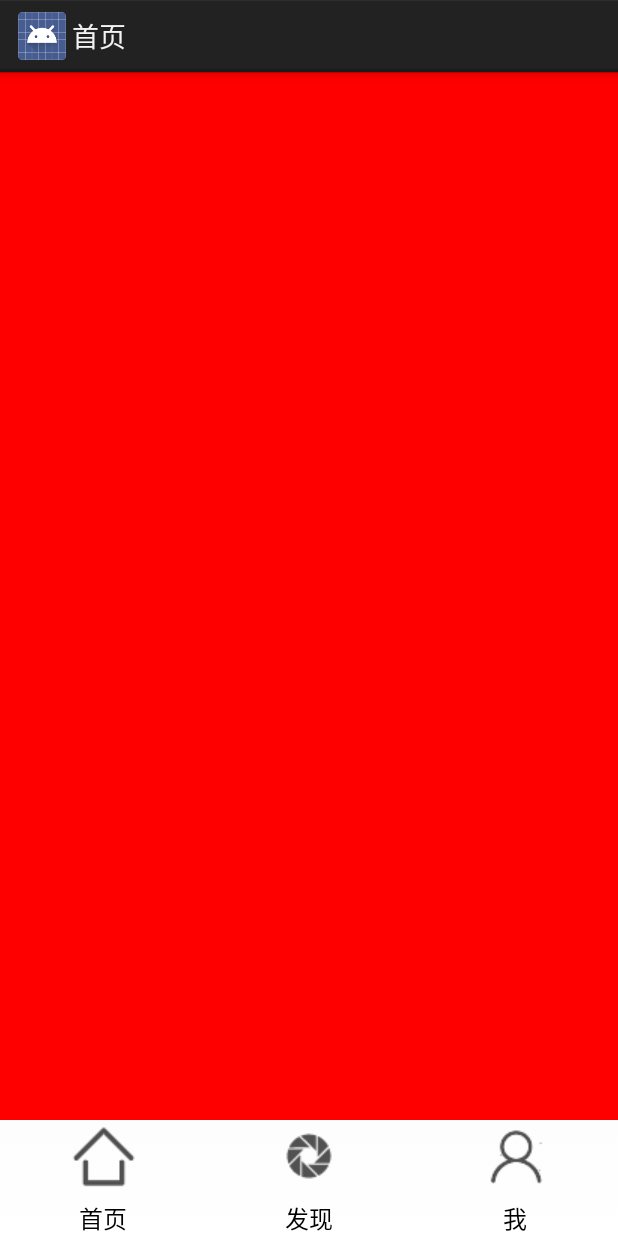
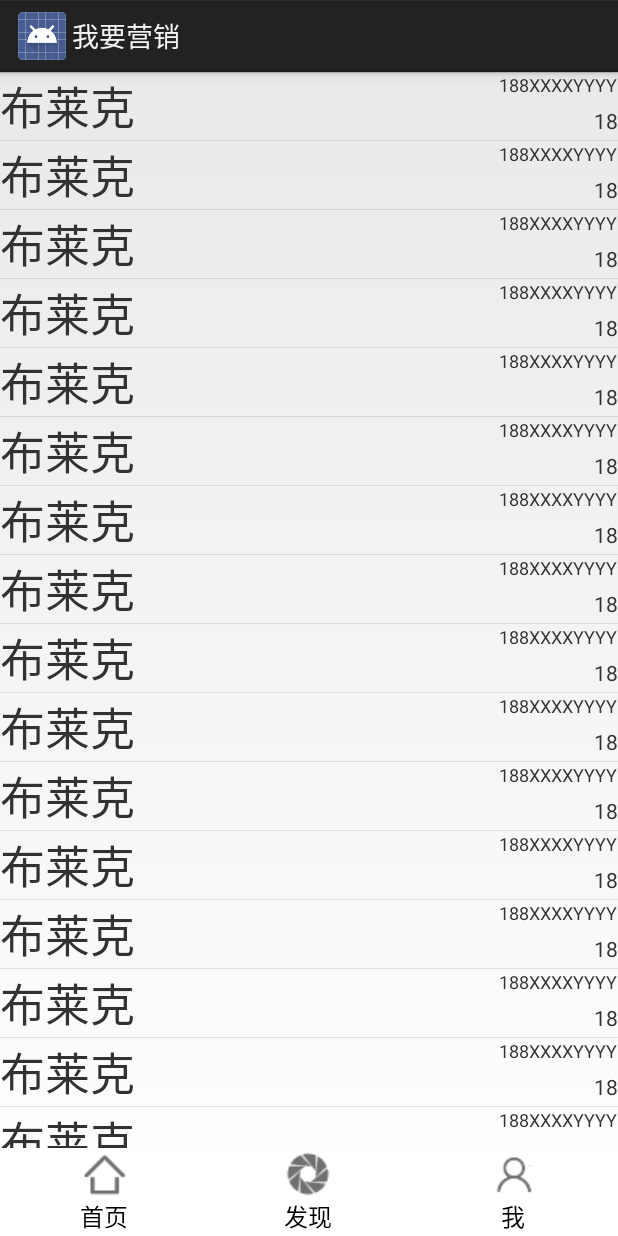
Before and after one commit to xlblank/IGo, an Android app: the screen it shows after launch (MainActivity), on a phone screen of 412 x 824 dp. Run offline under Robolectric (Android 15) with nearby library versions, the phone set to English and light mode, and no system bars.

Commit message:
完成ListView列表功能。

```diff
--- a/app/src/main/AndroidManifest.xml
+++ b/app/src/main/AndroidManifest.xml
@@ -12,7 +12,7 @@
 
         <activity
             android:name=".MainActivity"
-            android:label="首页">
+            android:label="我要营销">
             <intent-filter>
                 <action android:name="android.intent.action.MAIN" />
 
--- a/app/src/main/java/com/ggyd/cmcc/igo/MainActivity.java
+++ b/app/src/main/java/com/ggyd/cmcc/igo/MainActivity.java
@@ -1,22 +1,81 @@
 package com.ggyd.cmcc.igo;
 
 import android.app.Activity;
-import android.content.Intent;
-import android.net.Uri;
 import android.os.Bundle;
+import android.util.Log;
 import android.view.View;
-import android.widget.EditText;
+import android.view.ViewGroup;
+import android.widget.BaseAdapter;
+import android.widget.ListView;
+import android.widget.TextView;
+
+import com.ggyd.cmcc.igo.bean.Person;
+
+import java.util.ArrayList;
 
 public class MainActivity extends Activity {
+
+    private ListView listView;
 
     @Override
     protected void onCreate(Bundle savedInstanceState) {
         super.onCreate(savedInstanceState);
 
         setContentView(R.layout.activity_main);
+        Log.i("igo", "onCreate...");
+
+        listView = (ListView) this.findViewById(R.id.my_list_view);
+
+        //this.findViewById(R.layout.list_item);
+
+        //listView.addView(item);//必须采用适配器模式来填充数据
+
+        listView.setAdapter(new MyAdapterView());
 
     }
 
+    private class MyAdapterView extends BaseAdapter {
+
+        private ArrayList<Person> personList = new ArrayList<Person>();
+
+        public MyAdapterView() {
+            for (int i = 0; i < 20; i++) {
+                personList.add(new Person("布莱克", "188XXXXYYYY", 18));
+            }
+        }
+
+        @Override
+        public int getCount() {
+            return personList.size();
+        }
+
+        @Override
+        public Object getItem(int position) {
+            return personList.get(position);
+        }
+
+        @Override
+        public long getItemId(int position) {
+            return 0;
+        }
+
+        @Override
+        public View getView(int position, View view, ViewGroup viewGroup) {
+            View item = View.inflate(MainActivity.this, R.layout.list_item, null);
+
+            Person person = (Person) getItem(position);
+            TextView my_title = (TextView) item.findViewById(R.id.my_title);
+            my_title.setText(person.getTitle());
+
+            TextView my_msisdn = (TextView) item.findViewById(R.id.my_msisdn);
+            my_msisdn.setText(person.getMsisdn());
+
+            TextView my_content = (TextView) item.findViewById(R.id.my_content);
+            my_content.setText(person.getSum() + "");
+
+            return item;
+        }
+    }
 
 
 }
--- /dev/null
+++ b/app/src/main/java/com/ggyd/cmcc/igo/bean/Person.java
@@ -0,0 +1,43 @@
+package com.ggyd.cmcc.igo.bean;
+
+
+public class Person {
+
+    private String title;
+    private String msisdn;
+    private int sum;
+
+    public Person() {
+
+    }
+
+    public Person(String title, String msisdn, int sum) {
+        this.title = title;
+        this.msisdn = msisdn;
+        this.sum = sum;
+    }
+
+    public String getTitle() {
+        return title;
+    }
+
+    public void setTitle(String title) {
+        this.title = title;
+    }
+
+    public String getMsisdn() {
+        return msisdn;
+    }
+
+    public void setMsisdn(String msisdn) {
+        this.msisdn = msisdn;
+    }
+
+    public int getSum() {
+        return sum;
+    }
+
+    public void setSum(int sum) {
+        this.sum = sum;
+    }
+}
--- /dev/null
+++ b/app/src/main/res/drawable/btn_find_selector.xml
@@ -0,0 +1,5 @@
+<?xml version="1.0" encoding="utf-8"?>
+<selector xmlns:android="http://schemas.android.com/apk/res/android">
+    <item android:drawable="@drawable/find_red" android:state_checked="true"></item>
+    <item android:drawable="@drawable/find_gray"></item>
+</selector>
--- /dev/null
+++ b/app/src/main/res/drawable/btn_home_selector.xml
@@ -0,0 +1,5 @@
+<?xml version="1.0" encoding="utf-8"?>
+<selector xmlns:android="http://schemas.android.com/apk/res/android">
+    <item android:drawable="@drawable/home_red" android:state_checked="true"></item>
+    <item android:drawable="@drawable/home_grey"></item>
+</selector>
--- /dev/null
+++ b/app/src/main/res/drawable/btn_me_selector.xml
@@ -0,0 +1,5 @@
+<?xml version="1.0" encoding="utf-8"?>
+<selector xmlns:android="http://schemas.android.com/apk/res/android">
+    <item android:drawable="@drawable/me_red" android:state_checked="true"></item>
+    <item android:drawable="@drawable/me_gray"></item>
+</selector>
--- /dev/null
+++ b/app/src/main/res/drawable/text_selector.xml
@@ -0,0 +1,7 @@
+<?xml version="1.0" encoding="utf-8"?>
+<selector xmlns:android="http://schemas.android.com/apk/res/android">
+
+    <item android:color="@color/colorRed" android:state_selected="true" />
+    <item android:color="@color/colorBlack" />
+
+</selector>
--- a/app/src/main/res/layout/activity_main.xml
+++ b/app/src/main/res/layout/activity_main.xml
@@ -1,41 +1,50 @@
 <?xml version="1.0" encoding="utf-8"?>
-<LinearLayout xmlns:android="http://schemas.android.com/apk/res/android"
+<RelativeLayout xmlns:android="http://schemas.android.com/apk/res/android"
     xmlns:tools="http://schemas.android.com/tools"
     android:layout_width="match_parent"
     android:layout_height="match_parent"
-    android:orientation="vertical"
     tools:context="com.ggyd.cmcc.igo.MainActivity">
 
+    <!--
+    <ImageView
+        android:layout_width="wrap_content"
+        android:layout_height="wrap_content"
+        android:src="@drawable/home_gray" />
+        -->
 
     <ListView
+        android:id="@+id/my_list_view"
         android:layout_width="match_parent"
-        android:layout_height="0dp"
-        android:layout_weight="1"
-        android:background="#f00"></ListView>
+        android:layout_height="match_parent">
 
 
-    <LinearLayout
+    </ListView>
+
+    <RadioGroup
         android:layout_width="match_parent"
         android:layout_height="wrap_content"
-        android:orientation="horizontal">
+        android:layout_alignParentBottom="true"
+        android:background="#ffffff"
+        android:orientation="horizontal"
+        android:padding="1dp">
 
         <RadioButton
             style="@style/MyRadioButton"
-            android:drawableTop="@drawable/home_gray"
-            android:text="首页" />
+            android:drawableTop="@drawable/btn_home_selector"
+            android:text="首页"
+            android:textColor="@drawable/text_selector" />
 
         <RadioButton
             style="@style/MyRadioButton"
-            android:drawableTop="@drawable/find_gray"
+            android:drawableTop="@drawable/btn_find_selector"
             android:text="发现" />
 
         <RadioButton
             style="@style/MyRadioButton"
-            android:drawableTop="@drawable/me_gray"
+            android:drawableTop="@drawable/btn_me_selector"
             android:text="我" />
 
-
-    </LinearLayout>
+    </RadioGroup>
 
 
-</LinearLayout>
+</RelativeLayout>
--- /dev/null
+++ b/app/src/main/res/layout/list_item.xml
@@ -0,0 +1,40 @@
+<?xml version="1.0" encoding="utf-8"?>
+<RelativeLayout xmlns:android="http://schemas.android.com/apk/res/android"
+    xmlns:tools="http://schemas.android.com/tools"
+    android:layout_width="match_parent"
+    android:layout_height="match_parent"
+    tools:context="com.ggyd.cmcc.igo.MainActivity">
+
+    <TextView
+        android:id="@+id/my_title"
+        android:layout_width="wrap_content"
+        android:layout_height="wrap_content"
+        android:text="文字"
+        android:textSize="30sp" />
+
+    <LinearLayout
+        android:layout_width="wrap_content"
+        android:layout_height="wrap_content"
+        android:layout_alignParentRight="true"
+        android:orientation="vertical">
+
+        <TextView
+            android:id="@+id/my_msisdn"
+            android:layout_width="wrap_content"
+            android:layout_height="wrap_content"
+            android:text="188XXXXYYYY"
+            android:textSize="12sp" />
+
+        <TextView
+            android:id="@+id/my_content"
+            android:layout_width="wrap_content"
+            android:layout_height="wrap_content"
+            android:layout_gravity="right"
+            android:layout_marginTop="6sp"
+            android:text="test" />
+
+
+    </LinearLayout>
+
+
+</RelativeLayout>
--- a/app/src/main/res/values/colors.xml
+++ b/app/src/main/res/values/colors.xml
@@ -3,4 +3,7 @@
     <color name="colorPrimary">#3F51B5</color>
     <color name="colorPrimaryDark">#303F9F</color>
     <color name="colorAccent">#FF4081</color>
+
+    <color name="colorBlack">#000000</color>
+    <color name="colorRed">#FF0000</color>
 </resources>
--- a/app/src/main/res/values/strings.xml
+++ b/app/src/main/res/values/strings.xml
@@ -1,4 +1,5 @@
 <resources>
+
     <string name="app_name">我要营销</string>
 
 
--- a/app/src/main/res/values/styles.xml
+++ b/app/src/main/res/values/styles.xml
@@ -5,16 +5,12 @@
         <!-- Customize your theme here. -->
     </style>
 
-
     <style name="MyRadioButton">
         <item name="android:layout_width">0dp</item>
         <item name="android:layout_height">wrap_content</item>
         <item name="android:layout_weight">1</item>
         <item name="android:button">@null</item>
-        <item name="android:drawablePadding">5dp</item>
         <item name="android:gravity">center_horizontal</item>
-
-
     </style>
 
 </resources>
```
Also changed, not shown: app/src/main/res/drawable/find_gray.png, app/src/main/res/drawable/find_red.png (added), app/src/main/res/drawable/home_grey.png (added), app/src/main/res/drawable/home_red.png (added), app/src/main/res/drawable/me_gray.png, app/src/main/res/drawable/me_red.png (added).
